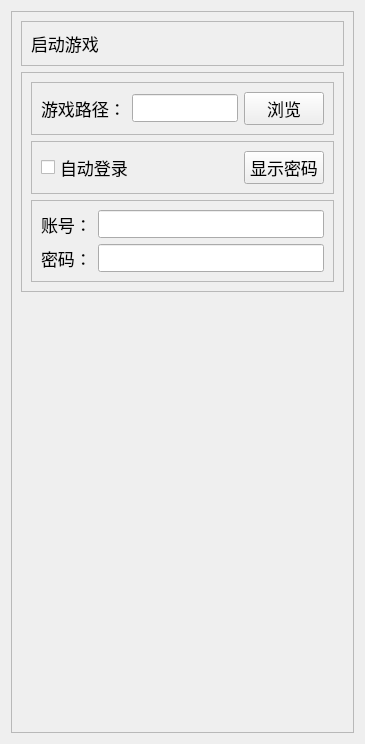
First picture: the form in res/ui/set_01.ui, repository Shasnow/StarRailAssistant, before the edit.
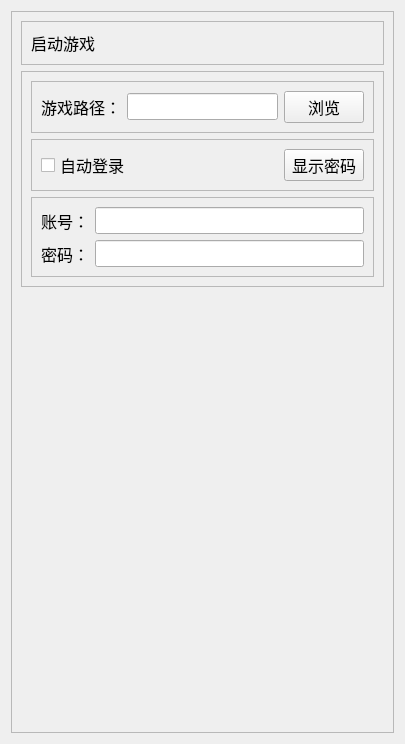
Second picture: the form after the edit.

Diff of the .ui file:
```diff
--- a/res/ui/set_01.ui
+++ b/res/ui/set_01.ui
@@ -6,13 +6,13 @@
    <rect>
     <x>0</x>
     <y>0</y>
-    <width>365</width>
+    <width>405</width>
     <height>744</height>
    </rect>
   </property>
   <property name="font">
    <font>
-    <pointsize>13</pointsize>
+    <pointsize>12</pointsize>
    </font>
   </property>
   <property name="windowTitle">
```
